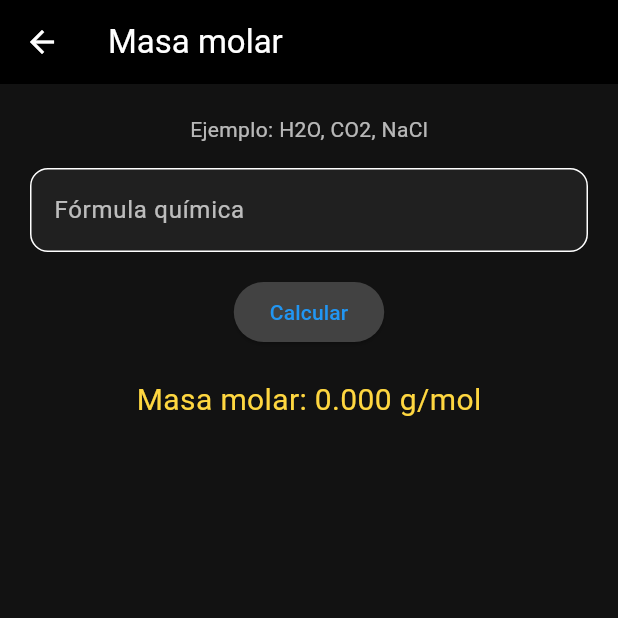
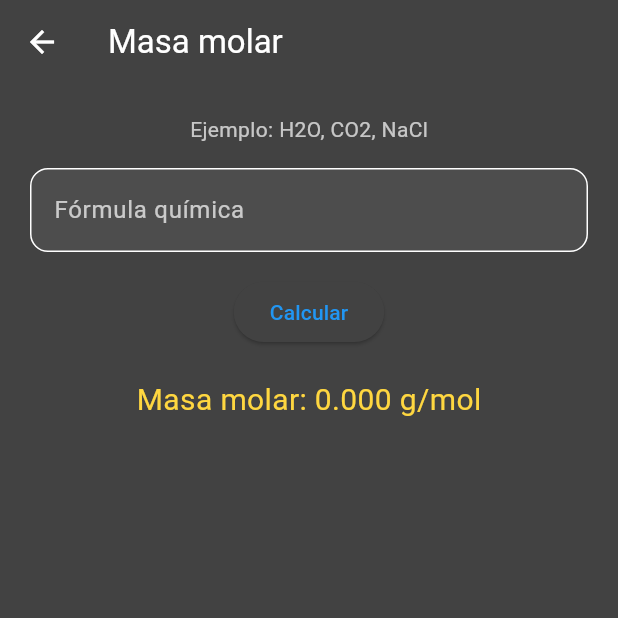
Before and after one commit to JhonnyLPrado/Bioquimica_flutter, a Flutter app: the CalculadoraQuimicaScreen screen opened directly, after a tap on "Masa molar", on a phone screen of 412 x 824 dp, the top half of it. Run offline on Flutter 3.47's test engine with Material 3 defaults, Android fonts, the phone set to English and light mode, and no system bars; our stand-ins replace image_picker, pocketbase.

```diff
--- a/lib/screens/calculadora_quimica/boyle_screen.dart
+++ b/lib/screens/calculadora_quimica/boyle_screen.dart
@@ -18,9 +18,7 @@ class _BoyleScreenState extends State<BoyleScreen> {
   @override
   Widget build(BuildContext context) {
     return Scaffold(
-      backgroundColor: const Color(0xFF121212),
       appBar: AppBar(
-        backgroundColor: Colors.black,
         iconTheme: const IconThemeData(color: Colors.white),
         title: const Text(
           "Ley de Boyle-Mariotte",
--- a/lib/screens/calculadora_quimica/calculadora_quimica_screen.dart
+++ b/lib/screens/calculadora_quimica/calculadora_quimica_screen.dart
@@ -15,13 +15,8 @@ class CalculadoraQuimicaScreen extends StatelessWidget {
   @override
   Widget build(BuildContext context) {
     return Scaffold(
-      backgroundColor: const Color(0xFF121212),
       appBar: AppBar(
-        backgroundColor: Colors.black,
-        title: const Text(
-          "Calculadora Química",
-          style: TextStyle(color: Colors.white),
-        ),
+        title: const Text("Calculadora Química"),
         iconTheme: const IconThemeData(color: Colors.white),
       ),
       body: ListView(
@@ -43,7 +38,6 @@ class CalculadoraQuimicaScreen extends StatelessWidget {
 
   Widget _item(BuildContext ctx, String text, Widget screen) {
     return Card(
-      color: Colors.white.withOpacity(0.05),
       shape: RoundedRectangleBorder(borderRadius: BorderRadius.circular(12)),
       child: ListTile(
         title: Text(text, style: const TextStyle(color: Colors.white)),
--- a/lib/screens/calculadora_quimica/charles_screen.dart
+++ b/lib/screens/calculadora_quimica/charles_screen.dart
@@ -17,9 +17,7 @@ class _CharlesScreenState extends State<CharlesScreen> {
   @override
   Widget build(BuildContext context) {
     return Scaffold(
-      backgroundColor: const Color(0xFF121212),
       appBar: AppBar(
-        backgroundColor: Colors.black,
         iconTheme: const IconThemeData(color: Colors.white),
         title: const Text(
           "Ley de Charles",
--- a/lib/screens/calculadora_quimica/concentraciones_screen.dart
+++ b/lib/screens/calculadora_quimica/concentraciones_screen.dart
@@ -19,13 +19,11 @@ class _ConcentracionesScreenState extends State<ConcentracionesScreen> {
   @override
   Widget build(BuildContext context) {
     return Scaffold(
-      backgroundColor: const Color(0xFF121212),
       appBar: AppBar(
         title: const Text(
           "Concentraciones",
           style: TextStyle(color: Colors.white),
         ),
-        backgroundColor: Colors.black,
         iconTheme: const IconThemeData(color: Colors.white),
       ),
       body: Padding(
--- a/lib/screens/calculadora_quimica/dalton_screen.dart
+++ b/lib/screens/calculadora_quimica/dalton_screen.dart
@@ -18,9 +18,7 @@ class _DaltonScreenState extends State<DaltonScreen> {
   @override
   Widget build(BuildContext context) {
     return Scaffold(
-      backgroundColor: const Color(0xFF121212),
       appBar: AppBar(
-        backgroundColor: Colors.black,
         iconTheme: const IconThemeData(color: Colors.white),
         title: const Text(
           "Ley de Dalton",
--- a/lib/screens/calculadora_quimica/estequiometria_screen.dart
+++ b/lib/screens/calculadora_quimica/estequiometria_screen.dart
@@ -17,13 +17,11 @@ class _EstequiometriaScreenState extends State<EstequiometriaScreen> {
   @override
   Widget build(BuildContext context) {
     return Scaffold(
-      backgroundColor: const Color(0xFF121212),
       appBar: AppBar(
         title: const Text(
           "Estequiometría",
           style: TextStyle(color: Colors.white),
         ),
-        backgroundColor: Colors.black,
         iconTheme: const IconThemeData(color: Colors.white),
       ),
       body: Padding(
--- a/lib/screens/calculadora_quimica/gases_ideales_screen.dart
+++ b/lib/screens/calculadora_quimica/gases_ideales_screen.dart
@@ -18,13 +18,11 @@ class _GasesIdealesScreenState extends State<GasesIdealesScreen> {
   @override
   Widget build(BuildContext context) {
     return Scaffold(
-      backgroundColor: const Color(0xFF121212),
       appBar: AppBar(
         title: const Text(
           "Ley de Gases Ideales",
           style: TextStyle(color: Colors.white),
         ),
-        backgroundColor: Colors.black,
         iconTheme: const IconThemeData(color: Colors.white),
       ),
       body: Padding(
--- a/lib/screens/calculadora_quimica/gay_lussac_screen.dart
+++ b/lib/screens/calculadora_quimica/gay_lussac_screen.dart
@@ -17,9 +17,7 @@ class _GayLussacScreenState extends State<GayLussacScreen> {
   @override
   Widget build(BuildContext context) {
     return Scaffold(
-      backgroundColor: const Color(0xFF121212),
       appBar: AppBar(
-        backgroundColor: Colors.black,
         iconTheme: const IconThemeData(color: Colors.white),
         title: const Text(
           "Ley de Gay-Lussac",
--- a/lib/screens/calculadora_quimica/masa_molar_screen.dart
+++ b/lib/screens/calculadora_quimica/masa_molar_screen.dart
@@ -40,10 +40,8 @@ class _MasaMolarScreenState extends State<MasaMolarScreen> {
   @override
   Widget build(BuildContext context) {
     return Scaffold(
-      backgroundColor: const Color(0xFF121212),
       appBar: AppBar(
         title: const Text("Masa molar", style: TextStyle(color: Colors.white)),
-        backgroundColor: Colors.black,
         iconTheme: const IconThemeData(color: Colors.white),
       ),
       body: Padding(
--- a/lib/screens/calculadora_quimica/mol_gramos_screen.dart
+++ b/lib/screens/calculadora_quimica/mol_gramos_screen.dart
@@ -18,13 +18,11 @@ class _MolGramosScreenState extends State<MolGramosScreen> {
   @override
   Widget build(BuildContext context) {
     return Scaffold(
-      backgroundColor: const Color(0xFF121212),
       appBar: AppBar(
         title: const Text(
           "Mol ↔ Gramos",
           style: TextStyle(color: Colors.white),
         ),
-        backgroundColor: Colors.black,
         iconTheme: const IconThemeData(color: Colors.white),
       ),
       body: Padding(
```
Also changed, not shown: lib/screens/pantalla_elemento.dart (+2 -11 lines).
